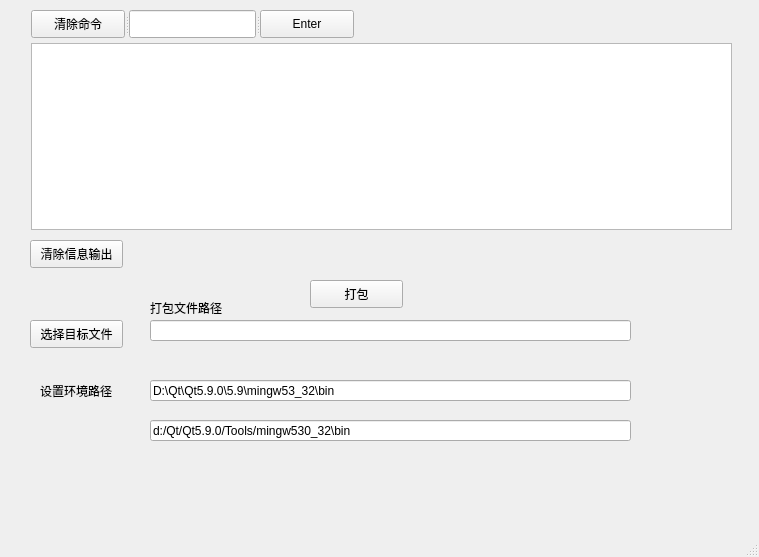
The window that mainwindow.ui (AnubisHades/QT_PACK_TOOL) describes before a commit, drawn with Qt 5.
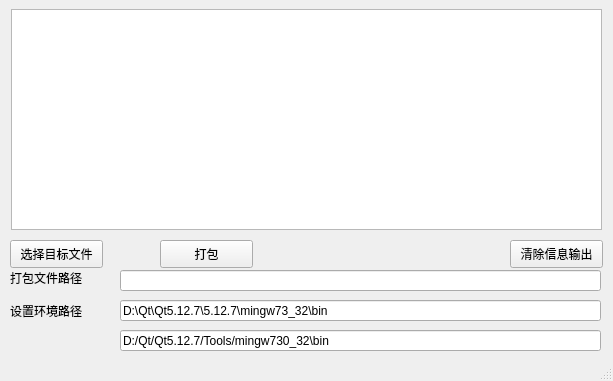
The same window after the commit.

Commit message: 完成打包工具

Patch:
```diff
--- a/mainwindow.ui
+++ b/mainwindow.ui
@@ -6,8 +6,8 @@
    <rect>
     <x>0</x>
     <y>0</y>
-    <width>759</width>
-    <height>557</height>
+    <width>613</width>
+    <height>381</height>
    </rect>
   </property>
   <property name="windowTitle">
@@ -17,8 +17,8 @@
    <widget class="QPushButton" name="pushButton_OpenFile">
     <property name="geometry">
      <rect>
-      <x>30</x>
-      <y>320</y>
+      <x>10</x>
+      <y>240</y>
       <width>93</width>
       <height>28</height>
      </rect>
@@ -30,34 +30,34 @@
    <widget class="QLineEdit" name="lineEdit_EnvPath1">
     <property name="geometry">
      <rect>
-      <x>150</x>
-      <y>380</y>
+      <x>120</x>
+      <y>300</y>
       <width>481</width>
       <height>21</height>
      </rect>
     </property>
     <property name="text">
-     <string>D:\Qt\Qt5.9.0\5.9\mingw53_32\bin</string>
+     <string>D:\Qt\Qt5.12.7\5.12.7\mingw73_32\bin</string>
     </property>
    </widget>
    <widget class="QLineEdit" name="lineEdit_EnvPath2">
     <property name="geometry">
      <rect>
-      <x>150</x>
-      <y>420</y>
+      <x>120</x>
+      <y>330</y>
       <width>481</width>
       <height>21</height>
      </rect>
     </property>
     <property name="text">
-     <string>d:/Qt/Qt5.9.0/Tools/mingw530_32\bin</string>
+     <string>D:/Qt/Qt5.12.7/Tools/mingw730_32\bin</string>
     </property>
    </widget>
    <widget class="QLabel" name="label">
     <property name="geometry">
      <rect>
-      <x>40</x>
-      <y>370</y>
+      <x>10</x>
+      <y>290</y>
       <width>91</width>
       <height>41</height>
      </rect>
@@ -69,8 +69,8 @@
    <widget class="QLineEdit" name="lineEdit_FilePath">
     <property name="geometry">
      <rect>
-      <x>150</x>
-      <y>320</y>
+      <x>120</x>
+      <y>270</y>
       <width>481</width>
       <height>21</height>
      </rect>
@@ -82,8 +82,8 @@
    <widget class="QLabel" name="label_2">
     <property name="geometry">
      <rect>
-      <x>150</x>
-      <y>300</y>
+      <x>10</x>
+      <y>270</y>
       <width>101</width>
       <height>16</height>
      </rect>
@@ -95,8 +95,8 @@
    <widget class="QPushButton" name="pushButton_Pack">
     <property name="geometry">
      <rect>
-      <x>310</x>
-      <y>280</y>
+      <x>160</x>
+      <y>240</y>
       <width>93</width>
       <height>28</height>
      </rect>
@@ -111,7 +111,7 @@
     </property>
     <property name="geometry">
      <rect>
-      <x>30</x>
+      <x>510</x>
       <y>240</y>
       <width>93</width>
       <height>28</height>
@@ -127,37 +127,13 @@
      <string>清除信息输出</string>
     </property>
    </widget>
-   <widget class="QSplitter" name="splitter">
-    <property name="geometry">
-     <rect>
-      <x>31</x>
-      <y>10</y>
-      <width>323</width>
-      <height>28</height>
-     </rect>
-    </property>
-    <property name="orientation">
-     <enum>Qt::Horizontal</enum>
-    </property>
-    <widget class="QPushButton" name="pushButton">
-     <property name="text">
-      <string>清除命令</string>
-     </property>
-    </widget>
-    <widget class="QLineEdit" name="lineEdit"/>
-    <widget class="QPushButton" name="pushButton_Enter">
-     <property name="text">
-      <string>Enter</string>
-     </property>
-    </widget>
-   </widget>
    <widget class="QTextEdit" name="textEdit">
     <property name="geometry">
      <rect>
-      <x>31</x>
-      <y>43</y>
-      <width>701</width>
-      <height>187</height>
+      <x>11</x>
+      <y>9</y>
+      <width>591</width>
+      <height>221</height>
      </rect>
     </property>
    </widget>
```
Left out of the diff: 2 changed lines with no effect on the pictures. The commit also changes 2 other files.
